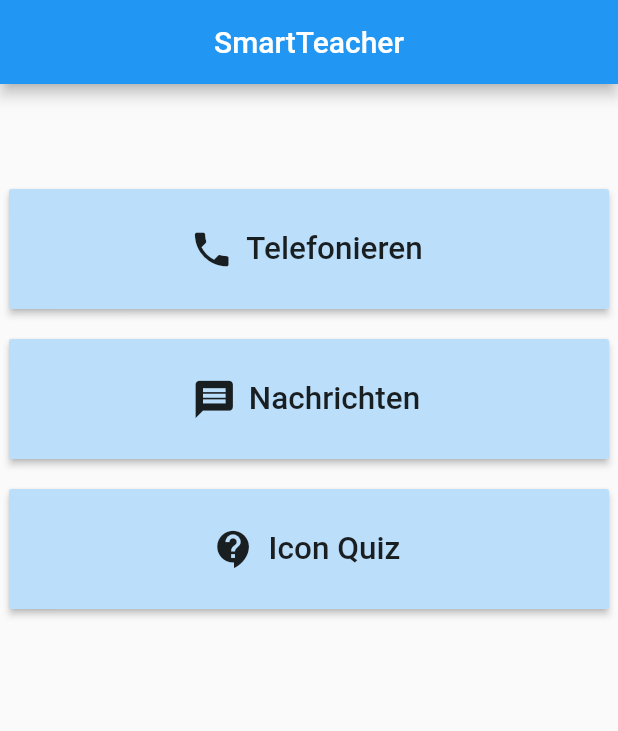
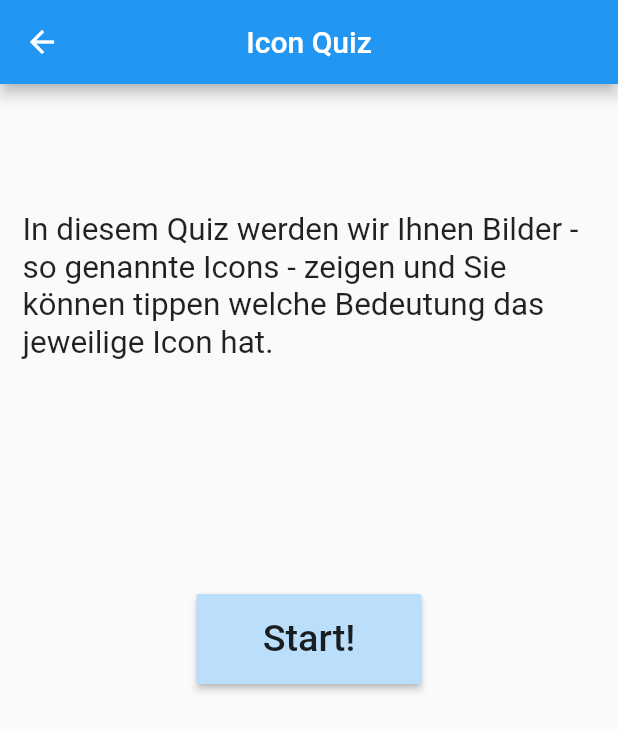
Before and after one commit to Kettarr/SmartTeacher_SS21, a Flutter app: the screen it shows after launch, after a tap on "Icon Quiz", on a phone screen of 412 x 824 dp. Shown: the top 731 px of the screen. Run offline on Flutter 3.47's test engine with Material 2 defaults, Android fonts, the phone set to English and light mode, and no system bars.

Commit message:
new Model classes, first question quiz

```diff
--- a/smartteacher/lib/main.dart
+++ b/smartteacher/lib/main.dart
@@ -1,4 +1,9 @@
 import 'package:flutter/material.dart';
+import 'package:smartteacher/widgets/iconquiz.dart';
+
+
+
+
 
 void main() {
   runApp(MyApp());
@@ -78,7 +83,9 @@ class _StartpageState extends State<Startpage> {
 
                  child: RaisedButton.icon(
 
-                   onPressed: () {},
+                   onPressed:() {
+
+                   },
                    icon: Icon(Icons.phone, size: 30),
                    color: Colors.blue[100],
                    label: Text(
@@ -123,7 +130,12 @@ class _StartpageState extends State<Startpage> {
 
                  child:  RaisedButton.icon(
 
-                   onPressed: () {},
+                   onPressed:() {
+                        Navigator.push(
+                        context,
+                        MaterialPageRoute(builder: (context) => iconquiz()),
+                        );
+                   },
                    icon: Icon(Icons.contact_support, size: 30),
                    color: Colors.blue[100],
                    label: Text(
--- /dev/null
+++ b/smartteacher/lib/model/Answer.dart
@@ -0,0 +1,20 @@
+import 'Question.dart';
+
+class Answer{
+
+  String answer;
+  int id;
+
+  Answer({this.answer, this.id});
+
+  bool isRight(Question checkquestion){
+    if(id==checkquestion.getID())
+      return true;
+    return false;
+  }
+
+  String getAnswer(){
+    return answer;
+  }
+
+}
--- /dev/null
+++ b/smartteacher/lib/model/Question.dart
@@ -0,0 +1,37 @@
+import 'package:flutter/cupertino.dart';
+
+import 'Answer.dart';
+
+class Question{
+
+  String question;
+  Answer answer1;
+  Answer answer2;
+  Answer answer3;
+  Icon icon;
+  int id;
+
+  Question({this.question, this.answer1, this.answer2, this.answer3, this.icon, this.id});
+
+  String getQuestion(){
+    return question;
+  }
+  Answer getAnswer1(){
+    return answer1;
+  }
+  Answer getAnswer2(){
+    return answer2;
+  }
+  Answer getAnswer3(){
+    return answer3;
+  }
+
+  Icon getIcon(){
+    return icon;
+  }
+
+  int getID(){
+    return id;
+  }
+
+}
--- /dev/null
+++ b/smartteacher/lib/widgets/iconquiz.dart
@@ -0,0 +1,69 @@
+
+
+import 'package:flutter/cupertino.dart';
+import 'package:flutter/material.dart';
+import 'package:smartteacher/model/Answer.dart';
+import 'package:smartteacher/model/Question.dart';
+import 'package:smartteacher/widgets/questionsite.dart';
+
+
+List<Question> getRandomThreeQuestions(){
+
+  Answer answer1 = new Answer(answer: "Messenger Nachricht", id: 0 );
+  Answer answer2 = new Answer(answer: "Fehlermeldung", id: 1);
+  Answer answer3 = new Answer(answer: "SMS", id: 2);
+
+
+  Question q1 = new Question(icon: Icon(Icons.messenger_outline_sharp, size: 70,), answer1: answer1, answer2: answer2, answer3: answer3 , question: "Was bedeutet dieses Icon?", id: 0);
+  List<Question> returnlist = [];
+  returnlist.add(q1);
+
+  return returnlist;
+}
+
+class iconquiz extends StatelessWidget {
+
+  int index = 0;
+  List<Question> questionlist = getRandomThreeQuestions();
+
+  @override
+  Widget build(BuildContext context){
+
+    return Scaffold(
+      appBar: AppBar(
+        title: Text("Icon Quiz"),
+        centerTitle: true,
+      ),
+      body: Column(
+        children: [
+          SizedBox(height: 70),
+          Container(
+            margin: const EdgeInsets.all(15),
+            child: Text("In diesem Quiz werden wir Ihnen Bilder - so genannte Icons - zeigen und Sie können tippen welche Bedeutung das jeweilige Icon hat.",
+          textScaleFactor: 1.5)
+          ),
+          SizedBox(height: 140),
+          Container(
+            height: 60,
+            width: 150,
+
+            child: RaisedButton(
+             color: Colors.blue[100],
+             child: Text("Start!", textScaleFactor: 1.8,),
+             onPressed: () {
+               Navigator.push(context, MaterialPageRoute(
+                    builder: (context) => questionsite(questionlist : questionlist, index: index)));
+            },
+
+          ),
+          ),
+
+        ],
+      ),
+
+    );
+
+
+  }
+
+}
--- a/smartteacher/pubspec.yaml
+++ b/smartteacher/pubspec.yaml
@@ -21,8 +21,11 @@ environment:
   sdk: ">=2.7.0 <3.0.0"
 
 dependencies:
+
   flutter:
     sdk: flutter
+
+
 
 
   # The following adds the Cupertino Icons font to your application.
```
Also changed, not shown: smartteacher/lib/widgets/questionsite.dart (added, +234 -0 lines).
